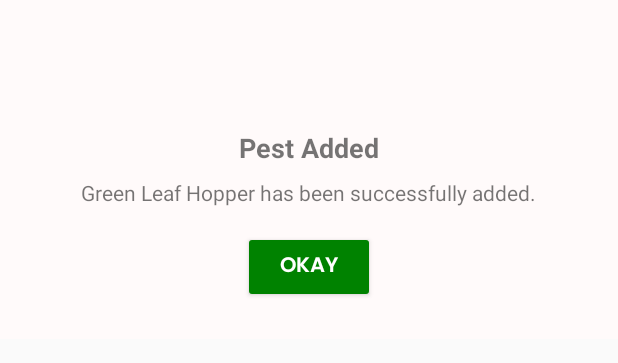
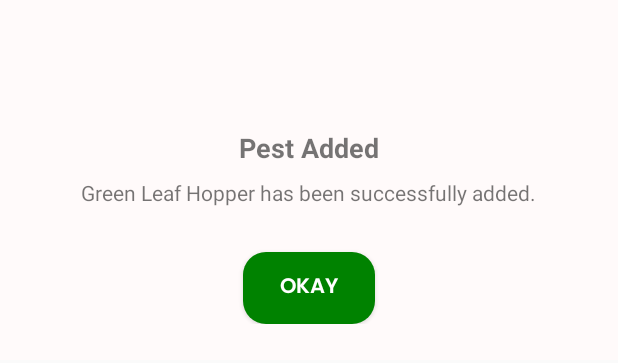
Before and after one commit to superrjj/PalaYan_App, an Android app: the layout status_dialog.xml on its own in the app's theme, with its tools: preview values and no code run, on a phone screen of 412 x 824 dp. Shown: the top 363 px of the screen. Run offline under Robolectric (Android 15) with nearby library versions, the phone set to English and light mode, and no system bars.

```diff
--- a/app/src/main/AndroidManifest.xml
+++ b/app/src/main/AndroidManifest.xml
@@ -7,6 +7,7 @@
     <uses-permission android:name="android.permission.READ_EXTERNAL_STORAGE" />
 
     <application
+        android:name=".MyApp"
         android:allowBackup="true"
         android:dataExtractionRules="@xml/data_extraction_rules"
         android:fullBackupContent="@xml/backup_rules"
--- a/app/src/main/java/com/example/palayan/AdminActivities/ViewRiceVareties.java
+++ b/app/src/main/java/com/example/palayan/AdminActivities/ViewRiceVareties.java
@@ -69,6 +69,8 @@ public class ViewRiceVareties extends AppCompatActivity {
                     }
                 }
                 adapter.notifyDataSetChanged();
+
+
             }
 
             @Override
--- a/app/src/main/res/layout/custom_dialog.xml
+++ b/app/src/main/res/layout/custom_dialog.xml
@@ -41,7 +41,7 @@
         android:fontFamily="@font/poppins__medium"
         android:gravity="center"
         android:textSize="12sp"
-        android:layout_marginBottom="16dp" />
+        android:layout_marginBottom="50dp" />
 
     <LinearLayout
         android:layout_width="match_parent"
--- a/app/src/main/res/layout/status_dialog.xml
+++ b/app/src/main/res/layout/status_dialog.xml
@@ -29,7 +29,7 @@
         android:textSize="14sp"
         android:gravity="center"
         android:layout_marginTop="8dp"
-        android:layout_marginBottom="16dp" />
+        android:layout_marginBottom="30dp" />
 
     <Button
         android:id="@+id/btnOkay"
@@ -37,6 +37,7 @@
         android:layout_height="wrap_content"
         android:text="OKAY"
         android:fontFamily="@font/poppins__semibold"
-        android:backgroundTint="@color/green"
+        android:textSize="14sp"
+        android:background="@drawable/button_solid"
         android:textColor="@android:color/white"/>
 </LinearLayout>
```
Also changed, not shown: app/src/main/java/com/example/palayan/CustomDialogFragment.java (+5 -7 lines).
